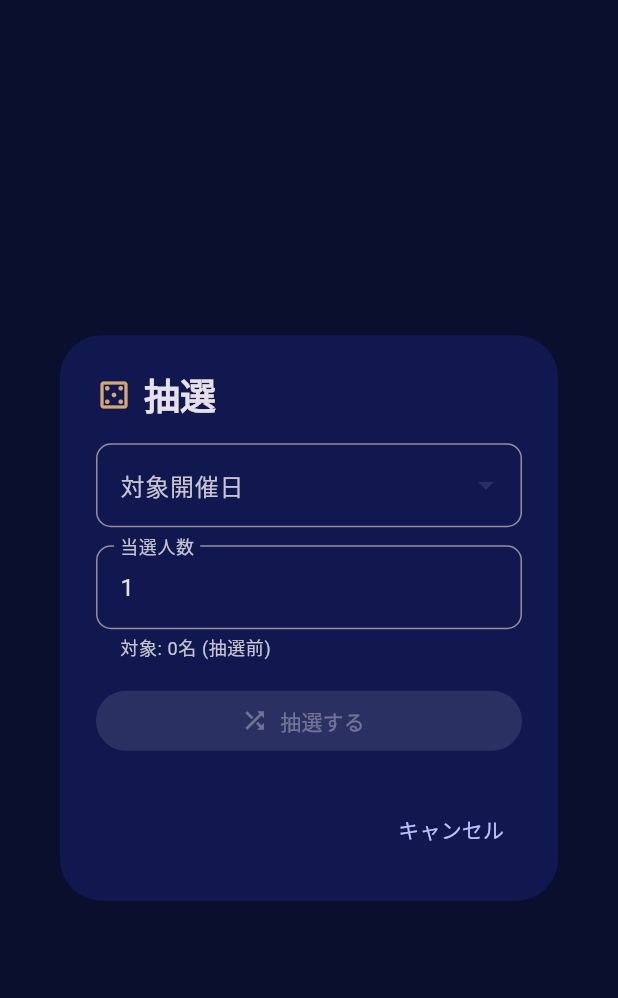
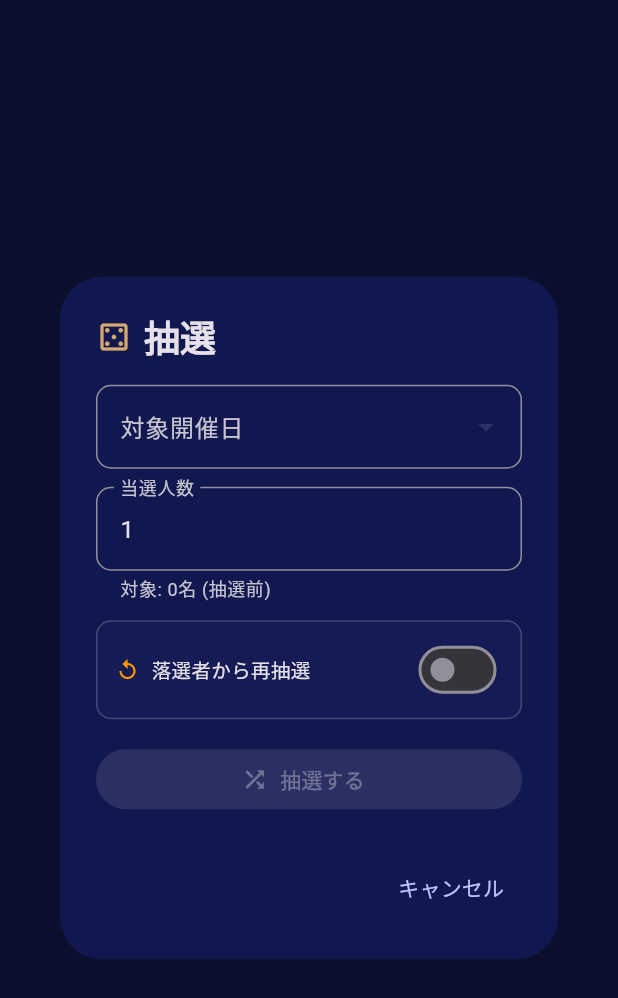
Before and after one commit to Yossy4131/svarga_admin, a Flutter app: the _LotteryDialog widget shown alone on an empty page, opened directly with empty values, on a phone screen of 412 x 824 dp. Shown: the top 998 px of the screen. Run offline on Flutter 3.47's test engine with Material 3 defaults, Android fonts, the phone set to English and light mode, and no system bars; our stand-ins replace google_fonts, image_picker; network calls fail.

Commit message:
再抽選システム追加

```diff
--- a/lib/pages/applications_page.dart
+++ b/lib/pages/applications_page.dart
@@ -49,17 +49,20 @@ class _ApplicationsPageState extends State<ApplicationsPage> {
     for (final w in result.winners) {
       await _patchStatus(w, 'approved');
     }
+    // 再抽選時は落選者のステータスは変更しない
+    if (!result.isReDraw) {
       // 同開催日の残りの pending を rejected に
       for (final l in result.losers) {
         await _patchStatus(l, 'rejected');
       }
+    }
     if (mounted) {
-      ScaffoldMessenger.of(
-        context,
-      ).showSnackBar(
+      ScaffoldMessenger.of(context).showSnackBar(
         SnackBar(
           content: Text(
-            '当選: ${result.winners.length}名、落選: ${result.losers.length}名',
+            result.isReDraw
+                ? '再抽選: 当選 ${result.winners.length}名'
+                : '当選: ${result.winners.length}名、落選: ${result.losers.length}名',
           ),
         ),
       );
@@ -240,6 +243,8 @@ class _AppTile extends StatelessWidget {
         return AppColors.green;
       case 'rejected':
         return AppColors.red;
+      case 'skipped':
+        return const Color(0xFFFF9800); // orange
       default:
         return AppColors.gold;
     }
@@ -251,6 +256,8 @@ class _AppTile extends StatelessWidget {
         return '当選';
       case 'rejected':
         return '落選';
+      case 'skipped':
+        return '見送り';
       default:
         return '抽選前';
     }
@@ -324,6 +331,7 @@ class _AppTile extends StatelessWidget {
               PopupMenuItem(value: 'pending', child: Text('抽選前')),
               PopupMenuItem(value: 'approved', child: Text('当選')),
               PopupMenuItem(value: 'rejected', child: Text('落選')),
+              PopupMenuItem(value: 'skipped', child: Text('見送り')),
             ],
             child: Container(
               padding: const EdgeInsets.symmetric(horizontal: 10, vertical: 4),
@@ -367,9 +375,14 @@ String _formatDateShort(String iso) => formatDate(iso);
 // ─── 抽選結果 ─────────────────────────────────────────────────────────────────
 
 class _LotteryResult {
-  const _LotteryResult({required this.winners, required this.losers});
+  const _LotteryResult({
+    required this.winners,
+    required this.losers,
+    this.isReDraw = false,
+  });
   final List<Application> winners;
   final List<Application> losers;
+  final bool isReDraw;
 }
 
 // ─── 抽選ダイアログ ────────────────────────────────────────────────────────────
@@ -388,6 +401,7 @@ class _LotteryDialogState extends State<_LotteryDialog> {
   Event? _selectedEvent;
   final _countCtrl = TextEditingController(text: '1');
   List<Application>? _winners;
+  bool _reDrawMode = false; // true: 落選者から再抽選
 
   @override
   void initState() {
@@ -403,7 +417,7 @@ class _LotteryDialogState extends State<_LotteryDialog> {
 
   List<Application> get _candidates {
     return widget.apps.where((a) {
-      if (a.status != 'pending') return false;
+      if (a.status != (_reDrawMode ? 'rejected' : 'pending')) return false;
       if (_selectedEvent != null && a.eventId != _selectedEvent!.id) {
         return false;
       }
@@ -415,6 +429,10 @@ class _LotteryDialogState extends State<_LotteryDialog> {
   List<Application> get _losers {
     if (_winners == null || _selectedEvent == null) return [];
     final winnerIds = _winners!.map((w) => w.id).toSet();
+    if (_reDrawMode) {
+      // 再抽選時は落選者のステータスを変更しない
+      return [];
+    }
     return widget.apps.where((a) {
       return a.status == 'pending' &&
           a.eventId == _selectedEvent!.id &&
@@ -490,12 +508,53 @@ class _LotteryDialogState extends State<_LotteryDialog> {
                 inputFormatters: [FilteringTextInputFormatter.digitsOnly],
                 decoration: InputDecoration(
                   labelText: '当選人数',
-                  helperText: '対象: ${candidates.length}名 (抽選前)',
+                  helperText:
+                      '対象: ${candidates.length}名 (${_reDrawMode ? '落選者' : '抽選前'})',
                   border: OutlineInputBorder(
                     borderRadius: BorderRadius.circular(10),
                   ),
                 ),
                 onChanged: (_) => setState(() => _winners = null),
+              ),
+              const SizedBox(height: 12),
+              // 再抽選モードトグル
+              Container(
+                padding: const EdgeInsets.symmetric(
+                  horizontal: 12,
+                  vertical: 8,
+                ),
+                decoration: BoxDecoration(
+                  color: _reDrawMode
+                      ? const Color(0x22FF9800)
+                      : AppColors.navyLight.withAlpha(80),
+                  borderRadius: BorderRadius.circular(10),
+                  border: Border.all(
+                    color: _reDrawMode
+                        ? const Color(0x66FF9800)
+                        : AppColors.cardBorder,
+                  ),
+                ),
+                child: Row(
+                  children: [
+                    const Icon(
+                      Icons.replay,
+                      size: 16,
+                      color: Color(0xFFFF9800),
+                    ),
+                    const SizedBox(width: 8),
+                    const Expanded(
+                      child: Text('落選者から再抽選', style: TextStyle(fontSize: 13)),
+                    ),
+                    Switch(
+                      value: _reDrawMode,
+                      onChanged: (v) => setState(() {
+                        _reDrawMode = v;
+                        _winners = null;
+                      }),
+                      activeColor: const Color(0xFFFF9800),
+                    ),
+                  ],
+                ),
               ),
               const SizedBox(height: 16),
               // 抽選ボタン
@@ -588,15 +647,17 @@ class _LotteryDialogState extends State<_LotteryDialog> {
         ),
         if (hasWinners)
           FilledButton.icon(
-            onPressed: () => Navigator.pop(context, _LotteryResult(
+            onPressed: () => Navigator.pop(
+              context,
+              _LotteryResult(
                 winners: _winners!,
                 losers: _losers,
-            )),
+                isReDraw: _reDrawMode,
+              ),
+            ),
             icon: const Icon(Icons.check),
-            label: const Text('当選を確定する'),
-            style: FilledButton.styleFrom(
-              backgroundColor: AppColors.green,
-            ),
+            label: Text(_reDrawMode ? '再抽選を確定する' : '当選を確定する'),
+            style: FilledButton.styleFrom(backgroundColor: AppColors.green),
           ),
       ],
     );
```
Lines whose indentation alone changed are shown as unchanged.
